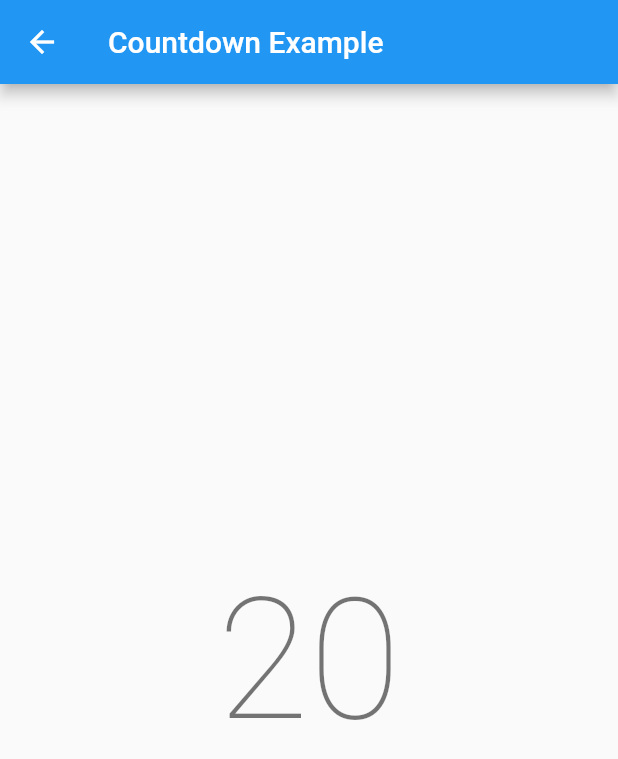
After one commit to Meshkat-Shadik/FlutterHooks, a Flutter app: the screen it shows after launch, after a tap on "CountDown Example", on a phone screen of 412 x 824 dp. The commit adds this screen. Shown: the top 759 px of the screen. Run offline on Flutter 3.47's test engine with Material 2 defaults, Android fonts, the phone set to English and light mode, and no system bars; our stand-ins replace flutter_hooks; network calls fail.

Commit message:
Alhamdulillah, hooks ✔

```diff
--- /dev/null
+++ b/lib/extensions/date_time_x.dart
@@ -0,0 +1,4 @@
+extension DateTimeX on DateTime {
+  String get formattedDate =>
+      "${year.toString()}-${month.toString().padLeft(2, '0')}-${day.toString().padLeft(2, '0')} ${hour.toString().padLeft(2, '0')}:${minute.toString().padLeft(2, '0')}:${second.toString().padLeft(2, '0')}";
+}
--- a/lib/main.dart
+++ b/lib/main.dart
@@ -1,5 +1,6 @@
 import 'package:flutter/material.dart';
-import 'package:flutter_hooks/flutter_hooks.dart';
+import 'package:flutter_hooks_/route.dart';
+import './sections/sections.dart';
 
 void main() {
   runApp(const MyApp());
@@ -12,53 +13,77 @@ class MyApp extends StatelessWidget {
   Widget build(BuildContext context) {
     return MaterialApp(
       debugShowCheckedModeBanner: false,
-      title: 'Flutter Demo',
-      theme: ThemeData(
-        primarySwatch: Colors.blue,
-      ),
-      home: const MyHomePage(),
+      routes: routes,
     );
   }
 }
 
-class MyHomePage extends HookWidget {
-  const MyHomePage({Key? key}) : super(key: key);
+class MyHomePage extends StatelessWidget {
+  const MyHomePage({super.key});
 
   @override
   Widget build(BuildContext context) {
-    final textController = useTextEditingController();
-    final text = useState('');
-    useEffect(
-      () {
-        textController.addListener(() {
-          text.value = textController.text;
-        });
-        return null;
-      },
-      [textController],
-    );
     return Scaffold(
       appBar: AppBar(
         title: const Text('Flutter Hooks'),
+        centerTitle: true,
       ),
       body: Center(
         child: Column(
           mainAxisAlignment: MainAxisAlignment.center,
           children: <Widget>[
-            TextField(
-              controller: textController,
+            ElevatedButton(
+              onPressed: () {
+                Navigator.pushNamed(context, TextControllerEx.routeName);
+              },
+              child: const Text('Text Editing Controller Example'),
             ),
-            Text(
-              text.value,
+            ElevatedButton(
+              onPressed: () {
+                Navigator.pushNamed(context, PeriodicStreamEx.routeName);
+              },
+              child: const Text('Periodic Stream Example'),
+            ),
+            ElevatedButton(
+              onPressed: () {
+                Navigator.pushNamed(context, FutureExample.routeName);
+              },
+              child: const Text('Future Example'),
+            ),
+            ElevatedButton(
+              onPressed: () {
+                Navigator.pushNamed(context, CountDownExample.routeName);
+              },
+              child: const Text('CountDown Example'),
+            ),
+            ElevatedButton(
+              onPressed: () {
+                Navigator.pushNamed(context, ImageFadeScrollExample.routeName);
+              },
+              child: const Text('Image Fade on Scroll Example'),
+            ),
+            ElevatedButton(
+              onPressed: () {
+                Navigator.pushNamed(context, ImageRotationExample.routeName);
+              },
+              child: const Text('Image Rotation Example'),
+            ),
+            ElevatedButton(
+              onPressed: () {
+                Navigator.pushNamed(context, ReducerExample.routeName);
+              },
+              child: const Text('Reducer Example'),
+            ),
+            ElevatedButton(
+              onPressed: () {
+                Navigator.pushNamed(
+                    context, LifeCycleSecurityExample.routeName);
+              },
+              child: const Text('LifeCycle Hook Example'),
             ),
           ],
         ),
       ),
-      floatingActionButton: FloatingActionButton(
-        onPressed: () {},
-        tooltip: 'Increment',
-        child: const Icon(Icons.add),
-      ),
     );
   }
 }
--- /dev/null
+++ b/lib/route.dart
@@ -0,0 +1,15 @@
+import 'package:flutter_hooks_/main.dart';
+import './sections/sections.dart';
+
+final routes = {
+  '/': (context) => const MyHomePage(),
+  TextControllerEx.routeName: (context) => const TextControllerEx(),
+  PeriodicStreamEx.routeName: (context) => const PeriodicStreamEx(),
+  FutureExample.routeName: (context) => const FutureExample(),
+  CountDownExample.routeName: (context) => const CountDownExample(),
+  ImageFadeScrollExample.routeName: (context) => const ImageFadeScrollExample(),
+  ImageRotationExample.routeName: (context) => const ImageRotationExample(),
+  ReducerExample.routeName: (context) => const ReducerExample(),
+  LifeCycleSecurityExample.routeName: (context) =>
+      const LifeCycleSecurityExample(),
+};
--- /dev/null
+++ b/lib/sections/countdown_ex.dart
@@ -0,0 +1,53 @@
+///Use of [useMemoized] and [useListenable]
+
+import 'dart:async';
+
+import 'package:flutter/material.dart';
+import 'package:flutter_hooks/flutter_hooks.dart';
+
+class CountDownExample extends HookWidget {
+  static const routeName = '/countdown_ex';
+  const CountDownExample({super.key});
+
+  @override
+  Widget build(BuildContext context) {
+    final countDown = useMemoized(() => CountDown(from: 20));
+    final notifier = useListenable(countDown);
+
+    return Scaffold(
+      appBar: AppBar(
+        title: const Text('Countdown Example'),
+      ),
+      body: Padding(
+        padding: const EdgeInsets.all(8.0),
+        child: Column(
+          mainAxisAlignment: MainAxisAlignment.center,
+          crossAxisAlignment: CrossAxisAlignment.stretch,
+          children: [
+            Text(
+              notifier.value.toString(),
+              style: Theme.of(context).textTheme.headline1,
+              textAlign: TextAlign.center,
+            )
+          ],
+        ),
+      ),
+    );
+  }
+}
+
+class CountDown extends ValueNotifier<int> {
+  late StreamSubscription sub;
+  CountDown({required int from}) : super(from) {
+    sub = Stream.periodic(const Duration(seconds: 1), (v) => from - v)
+        .takeWhile((y) => y >= 0)
+        .listen(
+          (x) => value = x,
+        ); //value is a property of ValueNotifier class iteself (not a property of CountDown class)
+  }
+  @override
+  void dispose() {
+    sub.cancel();
+    super.dispose();
+  }
+}
```
Also changed, not shown: lib/extensions/comapct_map_x.dart (added, +18 -0 lines), lib/extensions/value_normalize_x.dart (added, +12 -0 lines), lib/sections/future_ex.dart (added, +42 -0 lines), lib/sections/image_fade_scroll_ex.dart (added, +75 -0 lines), lib/sections/image_rotation_ex.dart (added, +62 -0 lines), lib/sections/life_cycle_security_ex.dart (added, +31 -0 lines), lib/sections/periodic_stream_ex.dart (added, +38 -0 lines), lib/sections/reducer_ex.dart (added, +172 -0 lines), lib/sections/sections.dart (added, +8 -0 lines), lib/sections/text_controller_ex.dart (added, +50 -0 lines), pubspec.yaml (+5 -14 lines), pubspec.lock, 1 other file.
